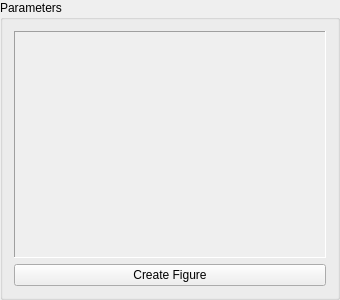
Above: mtpy/gui/SmartMT/ui_asset/plot_parameters.ui from MTgeophysics/mtpy before the change. Below: the same form after it.
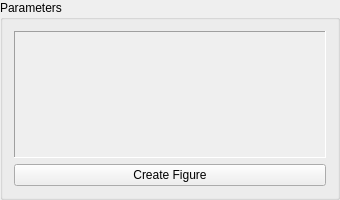
That is the form after the change.

```diff
--- a/mtpy/gui/SmartMT/ui_asset/plot_parameters.ui
+++ b/mtpy/gui/SmartMT/ui_asset/plot_parameters.ui
@@ -7,7 +7,7 @@
     <x>0</x>
     <y>0</y>
     <width>340</width>
-    <height>300</height>
+       <height>200</height>
    </rect>
   </property>
   <property name="title">
@@ -28,7 +28,7 @@
         <x>0</x>
         <y>0</y>
         <width>318</width>
-        <height>236</height>
+           <height>136</height>
        </rect>
       </property>
       <layout class="QVBoxLayout" name="verticalLayout_2">
```
